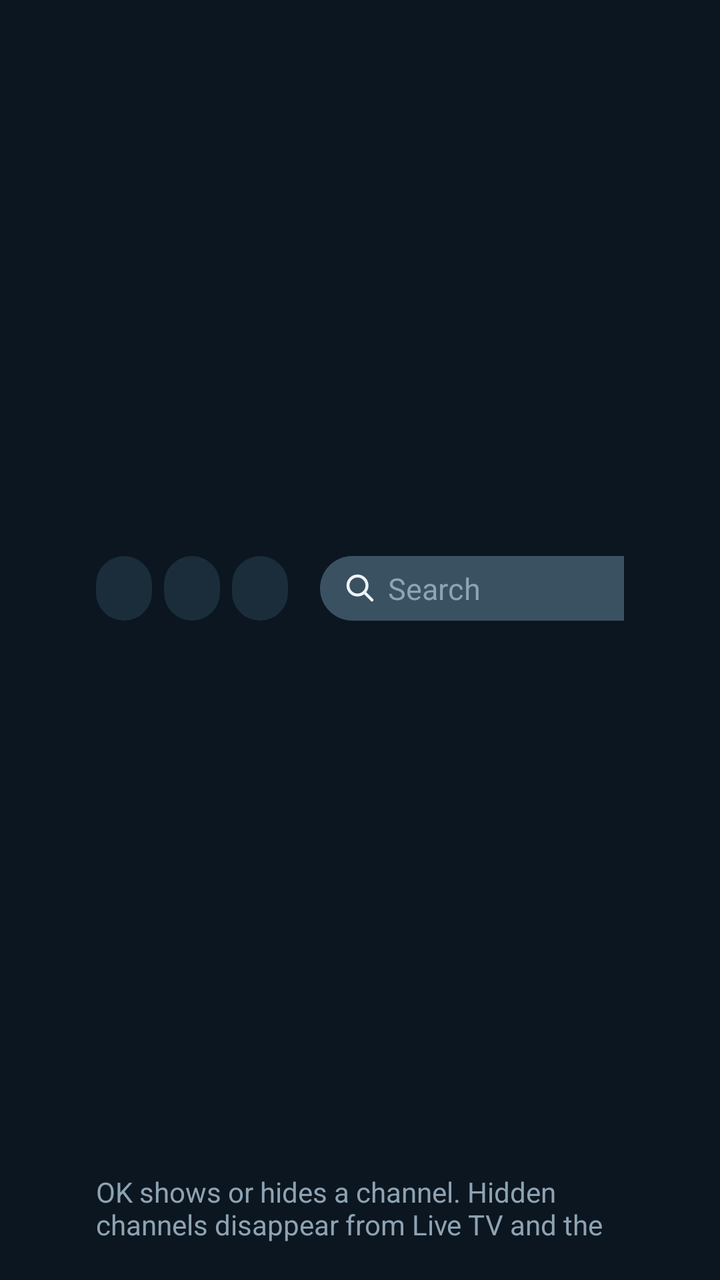
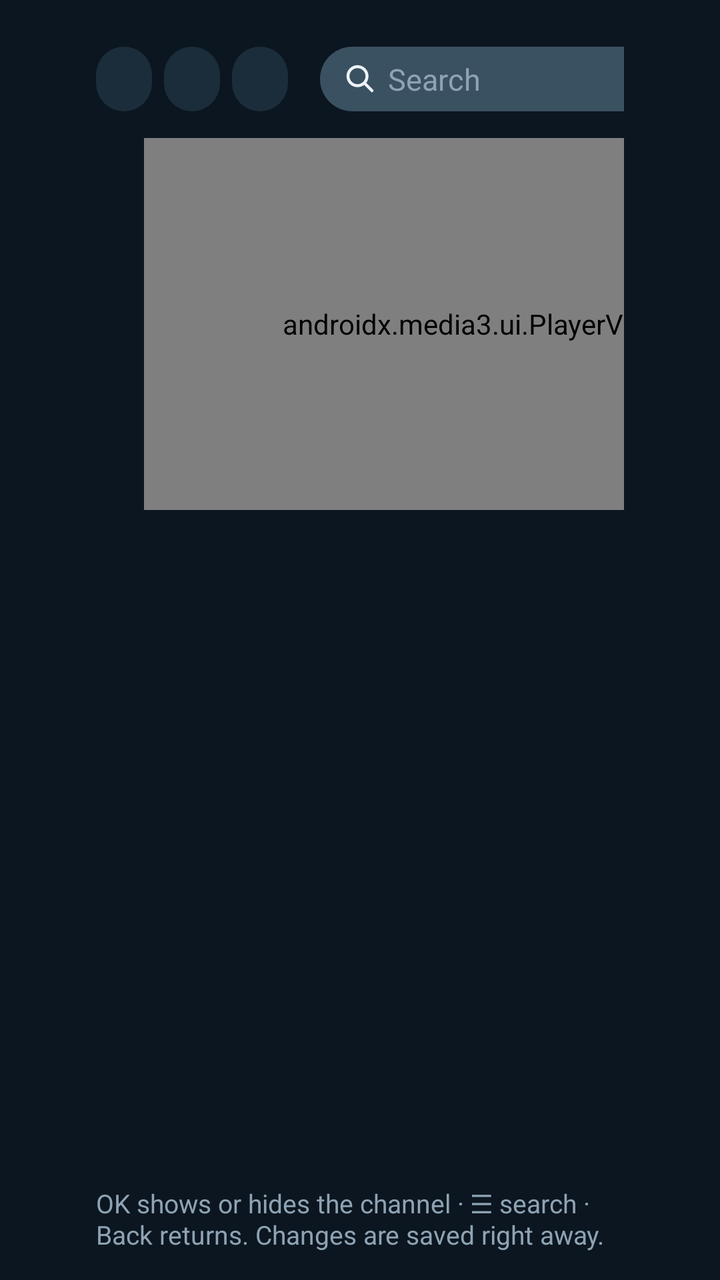

The first picture is an Android layout as it rendered before a commit; the second is the same layout after the commit. The layout source and the unified diff follow.
<!-- AndroidManifest.xml: application theme Theme.VaniseTV -->
<!-- res/layout/activity_editor.xml -->
<?xml version="1.0" encoding="utf-8"?>
<LinearLayout xmlns:android="http://schemas.android.com/apk/res/android"
    android:layout_width="match_parent"
    android:layout_height="match_parent"
    android:background="@color/bg"
    android:orientation="vertical"
    android:paddingStart="48dp"
    android:paddingTop="30dp"
    android:paddingEnd="48dp"
    android:paddingBottom="18dp">

    <LinearLayout
        android:layout_width="match_parent"
        android:layout_height="wrap_content"
        android:gravity="center_vertical"
        android:orientation="horizontal">

        <TextView
            android:layout_width="0dp"
            android:layout_height="wrap_content"
            android:layout_weight="1"
            android:fontFamily="sans-serif-medium"
            android:text="@string/channel_editor"
            android:textColor="@color/fg"
            android:textSize="32sp" />

        
        <TextView android:id="@+id/filterAll" style="@style/FilterChip" />
        <TextView android:id="@+id/filterShown" style="@style/FilterChip" />
        <TextView android:id="@+id/filterHidden" style="@style/FilterChip" />

        
        <EditText
            android:id="@+id/search"
            android:layout_width="190dp"
            android:layout_height="wrap_content"
            android:layout_marginStart="10dp"
            android:background="@drawable/bg_chip"
            android:drawableStart="@drawable/ic_search"
            android:drawablePadding="6dp"
            android:hint="@string/search_hint"
            android:imeOptions="actionSearch|flagNoExtractUi|flagNoFullscreen"
            android:inputType="text|textNoSuggestions"
            android:maxLines="1"
            android:paddingStart="12dp"
            android:paddingTop="6dp"
            android:paddingEnd="12dp"
            android:paddingBottom="6dp"
            android:textColor="@color/fg"
            android:textColorHint="@color/muted"
            android:textSize="15sp" />
    </LinearLayout>

    <TextView
        android:id="@+id/empty"
        android:layout_width="match_parent"
        android:layout_height="wrap_content"
        android:layout_marginTop="24dp"
        android:textColor="@color/muted"
        android:textSize="17sp"
        android:visibility="gone" />

    <androidx.recyclerview.widget.RecyclerView
        android:id="@+id/list"
        android:layout_width="match_parent"
        android:layout_height="0dp"
        android:layout_marginTop="18dp"
        android:layout_weight="1"
        android:clipToPadding="false"
        android:padding="4dp" />

    <TextView
        android:layout_width="match_parent"
        android:layout_height="wrap_content"
        android:layout_marginTop="10dp"
        android:text="@string/editor_hint"
        android:textColor="@color/muted"
        android:textSize="14sp" />
</LinearLayout>
<!-- resources referenced by this layout -->
<resources>
  <color name="bg">#0C1620</color>
  <color name="fg">#EEF3F6</color>
  <color name="muted">#8EA3B3</color>
  <!-- drawable bg_chip (drawable) -->
  <?xml version="1.0" encoding="utf-8"?>
  <selector xmlns:android="http://schemas.android.com/apk/res/android">
      <item android:state_focused="true"><shape><solid android:color="#516B7E" /><corners android:radius="20dp" /><stroke android:width="2dp" android:color="@color/focus" /></shape></item>
      <item><shape><solid android:color="#3A5162" /><corners android:radius="20dp" /></shape></item>
  </selector>
  <!-- drawable ic_search (drawable) -->
  <vector xmlns:android="http://schemas.android.com/apk/res/android" android:width="16dp" android:height="16dp" android:viewportWidth="64" android:viewportHeight="64">
      <path android:strokeColor="#EEF3F6" android:strokeWidth="6" android:strokeLineCap="round" android:fillColor="#00000000"
          android:pathData="M27,8a19,19 0,1 1,0 38a19,19 0,1 1,0 -38M41,41l15,15" />
  </vector>
  <string name="channel_editor">Channel Editor</string>
  <string name="editor_hint">OK shows or hides a channel. Hidden channels disappear from Live TV and the home tiles. Changes are saved right away.</string>
  <string name="search_hint">Search</string>
  <style name="FilterChip">
          <item name="android:layout_width">wrap_content</item>
          <item name="android:layout_height">wrap_content</item>
          <item name="android:layout_marginEnd">6dp</item>
          <item name="android:background">@drawable/bg_filter_chip</item>
          <item name="android:focusable">true</item>
          <item name="android:clickable">true</item>
          <item name="android:maxLines">1</item>
          <item name="android:paddingStart">14dp</item>
          <item name="android:paddingEnd">14dp</item>
          <item name="android:paddingTop">6dp</item>
          <item name="android:paddingBottom">6dp</item>
          <item name="android:textColor">@color/filter_text</item>
          <item name="android:textSize">15sp</item>
      </style>
  <style name="Theme.VaniseTV" parent="@android:style/Theme.Material.NoActionBar.Fullscreen">
          <item name="android:windowBackground">@color/bg</item>
          <item name="android:colorAccent">@color/focus</item>
          <item name="android:textColor">@color/fg</item>
          <item name="android:soundEffectsEnabled">false</item>
      </style>
  <color name="focus">#F5B83D</color>
  <!-- drawable bg_filter_chip (drawable) -->
  <?xml version="1.0" encoding="utf-8"?>
  <selector xmlns:android="http://schemas.android.com/apk/res/android">
      <item android:state_focused="true"><shape><solid android:color="#516B7E" /><corners android:radius="20dp" /><stroke android:width="2dp" android:color="@color/focus" /></shape></item>
      <item android:state_selected="true"><shape><solid android:color="#3A5162" /><corners android:radius="20dp" /></shape></item>
      <item><shape><solid android:color="#1B2D3B" /><corners android:radius="20dp" /></shape></item>
  </selector>
</resources>

<!-- the commit's change to res/layout/activity_editor.xml (unified diff, before → after) -->
@@ -1,13 +1,14 @@
 <?xml version="1.0" encoding="utf-8"?>
 <LinearLayout xmlns:android="http://schemas.android.com/apk/res/android"
+    xmlns:app="http://schemas.android.com/apk/res-auto"
     android:layout_width="match_parent"
     android:layout_height="match_parent"
     android:background="@color/bg"
     android:orientation="vertical"
     android:paddingStart="48dp"
-    android:paddingTop="30dp"
+    android:paddingTop="22dp"
     android:paddingEnd="48dp"
-    android:paddingBottom="18dp">
+    android:paddingBottom="14dp">
 
     <LinearLayout
         android:layout_width="match_parent"
@@ -19,10 +20,12 @@
             android:layout_width="0dp"
             android:layout_height="wrap_content"
             android:layout_weight="1"
+            android:ellipsize="end"
             android:fontFamily="sans-serif-medium"
+            android:maxLines="1"
             android:text="@string/channel_editor"
             android:textColor="@color/fg"
-            android:textSize="32sp" />
+            android:textSize="26sp" />
 
         
         <TextView android:id="@+id/filterAll" style="@style/FilterChip" />
@@ -51,29 +54,152 @@
             android:textSize="15sp" />
     </LinearLayout>
 
+    
+    <LinearLayout
+        android:layout_width="match_parent"
+        android:layout_height="186dp"
+        android:layout_marginTop="12dp"
+        android:orientation="horizontal">
+
+        <LinearLayout
+            android:layout_width="0dp"
+            android:layout_height="match_parent"
+            android:layout_marginEnd="24dp"
+            android:layout_weight="1"
+            android:orientation="vertical">
+
+            <TextView
+                android:id="@+id/infoName"
+                android:layout_width="match_parent"
+                android:layout_height="wrap_content"
+                android:ellipsize="end"
+                android:fontFamily="sans-serif-medium"
+                android:maxLines="2"
+                android:textColor="@color/fg"
+                android:textSize="28sp" />
+
+            <LinearLayout
+                android:layout_width="wrap_content"
+                android:layout_height="wrap_content"
+                android:layout_marginTop="6dp"
+                android:gravity="center_vertical"
+                android:orientation="horizontal">
+
+                <TextView
+                    android:id="@+id/infoMeta"
+                    android:layout_width="wrap_content"
+                    android:layout_height="wrap_content"
+                    android:textColor="@color/muted"
+                    android:textSize="14sp" />
+
+                <TextView
+                    android:id="@+id/infoFlag"
+                    android:layout_width="wrap_content"
+                    android:layout_height="wrap_content"
+                    android:layout_marginStart="12dp"
+                    android:drawablePadding="5dp"
+                    android:gravity="center_vertical"
+                    android:textColor="@color/focus"
+                    android:textSize="14sp" />
+            </LinearLayout>
+
+            <TextView
+                android:id="@+id/infoState"
+                android:layout_width="wrap_content"
+                android:layout_height="wrap_content"
+                android:layout_marginTop="14dp"
+                android:textColor="@color/fg"
+                android:textSize="17sp" />
+
+            <TextView
+                android:id="@+id/infoHint"
+                android:layout_width="match_parent"
+                android:layout_height="wrap_content"
+                android:layout_marginTop="8dp"
+                android:lineSpacingMultiplier="1.1"
+                android:textColor="#C6D3DC"
+                android:textSize="14sp" />
+        </LinearLayout>
+
+        <FrameLayout
+            android:layout_width="330dp"
+            android:layout_height="186dp"
+            android:background="@drawable/bg_video">
+
+            <androidx.media3.ui.PlayerView
+                android:id="@+id/playerView"
+                android:layout_width="match_parent"
+                android:layout_height="match_parent"
+                android:focusable="false"
+                app:resize_mode="fit"
+                app:shutter_background_color="#000000"
+                app:use_controller="false" />
+
+            <LinearLayout
+                android:id="@+id/videoMsgBox"
+                android:layout_width="match_parent"
+                android:layout_height="match_parent"
+                android:gravity="center"
+                android:orientation="vertical"
+                android:padding="16dp">
+
+                <ProgressBar
+                    android:id="@+id/videoSpinner"
+                    android:layout_width="30dp"
+                    android:layout_height="30dp"
+                    android:indeterminateTint="@color/focus"
+                    android:visibility="gone" />
+
+                <TextView
+                    android:id="@+id/videoMsg"
+                    android:layout_width="wrap_content"
+                    android:layout_height="wrap_content"
+                    android:layout_marginTop="8dp"
+                    android:gravity="center"
+                    android:textColor="@color/muted"
+                    android:textSize="13sp" />
+            </LinearLayout>
+
+            <TextView
+                android:id="@+id/videoBadge"
+                android:layout_width="wrap_content"
+                android:layout_height="wrap_content"
+                android:layout_gravity="bottom|start"
+                android:layout_margin="8dp"
+                android:background="#99000000"
+                android:paddingStart="8dp"
+                android:paddingTop="3dp"
+                android:paddingEnd="8dp"
+                android:paddingBottom="3dp"
+                android:textColor="#FFFFFF"
+                android:textSize="11sp"
+                android:visibility="gone" />
+        </FrameLayout>
+    </LinearLayout>
+
     <TextView
         android:id="@+id/empty"
         android:layout_width="match_parent"
         android:layout_height="wrap_content"
-        android:layout_marginTop="24dp"
+        android:layout_marginTop="14dp"
         android:textColor="@color/muted"
-        android:textSize="17sp"
+        android:textSize="16sp"
         android:visibility="gone" />
 
     <androidx.recyclerview.widget.RecyclerView
         android:id="@+id/list"
         android:layout_width="match_parent"
         android:layout_height="0dp"
-        android:layout_marginTop="18dp"
+        android:layout_marginTop="10dp"
         android:layout_weight="1"
         android:clipToPadding="false"
-        android:padding="4dp" />
+        android:padding="3dp" />
 
     <TextView
         android:layout_width="match_parent"
         android:layout_height="wrap_content"
-        android:layout_marginTop="10dp"
+        android:layout_marginTop="6dp"
         android:text="@string/editor_hint"
         android:textColor="@color/muted"
-        android:textSize="14sp" />
+        android:textSize="13sp" />
 </LinearLayout>
<!-- resource entries referenced after the edit -->
@@ -9,13 +9,18 @@
       <item android:state_focused="true"><shape><solid android:color="#516B7E" /><corners android:radius="20dp" /><stroke android:width="2dp" android:color="@color/focus" /></shape></item>
       <item><shape><solid android:color="#3A5162" /><corners android:radius="20dp" /></shape></item>
   </selector>
+  <!-- drawable bg_video (drawable) -->
+  <?xml version="1.0" encoding="utf-8"?>
+  <shape xmlns:android="http://schemas.android.com/apk/res/android">
+      <solid android:color="#000000" /><corners android:radius="8dp" />
+  </shape>
   <!-- drawable ic_search (drawable) -->
   <vector xmlns:android="http://schemas.android.com/apk/res/android" android:width="16dp" android:height="16dp" android:viewportWidth="64" android:viewportHeight="64">
       <path android:strokeColor="#EEF3F6" android:strokeWidth="6" android:strokeLineCap="round" android:fillColor="#00000000"
           android:pathData="M27,8a19,19 0,1 1,0 38a19,19 0,1 1,0 -38M41,41l15,15" />
   </vector>
   <string name="channel_editor">Channel Editor</string>
-  <string name="editor_hint">OK shows or hides a channel. Hidden channels disappear from Live TV and the home tiles. Changes are saved right away.</string>
+  <string name="editor_hint">OK shows or hides the channel · ☰ search · Back returns. Changes are saved right away.</string>
   <string name="search_hint">Search</string>
   <style name="FilterChip">
           <item name="android:layout_width">wrap_content</item>
